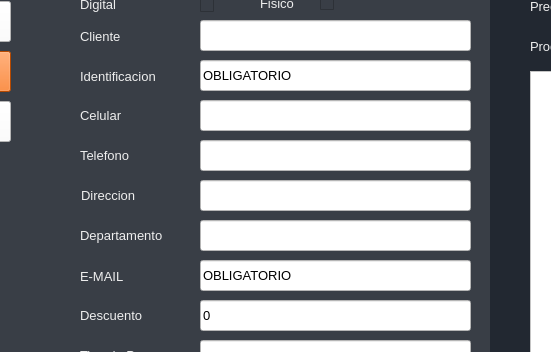
Qt form UI/templates/Venta.ui (ajospino/Proyecto-2019-2) before a commit; both pictures show x 130 to 681 and y 89 to 441 of the 1288 by 607 pixel window.
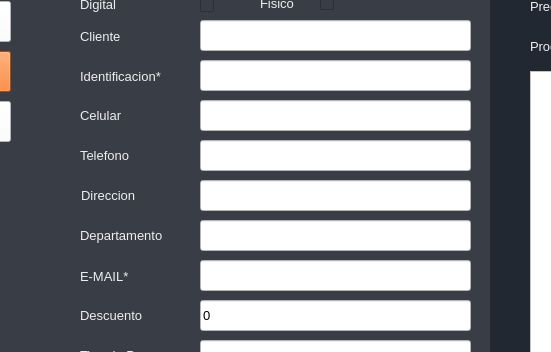
The same form after that commit.

```diff
--- a/UI/templates/Venta.ui
+++ b/UI/templates/Venta.ui
@@ -234,7 +234,7 @@
      <rect>
       <x>210</x>
       <y>150</y>
-      <width>101</width>
+      <width>111</width>
       <height>31</height>
      </rect>
     </property>
@@ -251,7 +251,7 @@
 color: rgb(238, 238, 238);</string>
     </property>
     <property name="text">
-     <string>Identificacion</string>
+     <string>Identificacion*</string>
     </property>
    </widget>
    <widget class="QLineEdit" name="lineEditIdentificacion">
@@ -273,7 +273,7 @@
      <string notr="true">background-color: rgb(255, 255, 255);</string>
     </property>
     <property name="text">
-     <string>OBLIGATORIO</string>
+     <string/>
     </property>
    </widget>
    <widget class="QLabel" name="label_13">
@@ -439,7 +439,7 @@
 color: rgb(238, 238, 238);</string>
     </property>
     <property name="text">
-     <string>E-MAIL</string>
+     <string>E-MAIL*</string>
     </property>
    </widget>
    <widget class="QLineEdit" name="lineEditEMAIL">
@@ -461,7 +461,7 @@
      <string notr="true">background-color: rgb(255, 255, 255);</string>
     </property>
     <property name="text">
-     <string>OBLIGATORIO</string>
+     <string/>
     </property>
    </widget>
    <widget class="QLineEdit" name="lineEditDescuento">
```
